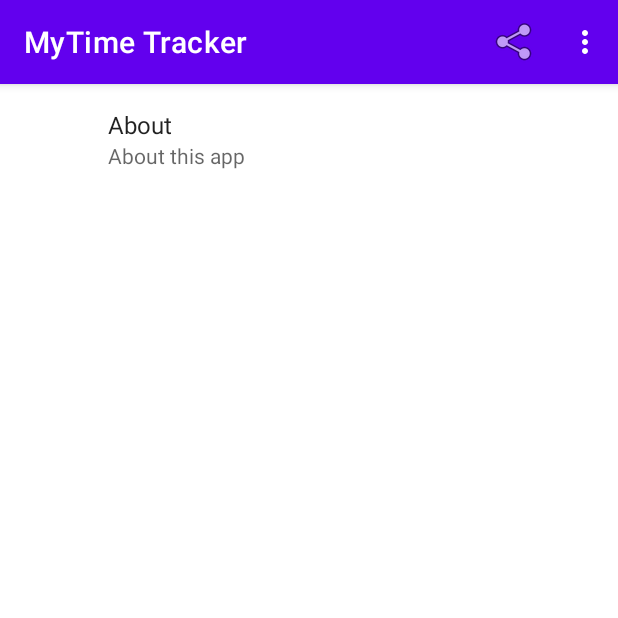
After one commit to charlee/mytimetracker, an Android app: the SettingsFragment screen opened through its navigation route, on a phone screen of 412 x 824 dp, the top half of it. The commit adds this screen. Run offline under Robolectric (Android 15) with nearby library versions, the phone set to English and light mode, and no system bars; our stand-ins replace Dagger/Hilt's generated code, Room's generated code, androidx.preference, data binding; libraries missing offline, so code that uses them is left out: androidx.hilt.lifecycle.

Commit message:
added settings screen

```diff
--- a/app/build.gradle
+++ b/app/build.gradle
@@ -50,6 +50,7 @@ dependencies {
     implementation 'androidx.constraintlayout:constraintlayout:1.1.3'
     implementation 'androidx.navigation:navigation-fragment-ktx:2.2.2'
     implementation 'androidx.navigation:navigation-ui-ktx:2.2.2'
+    implementation 'androidx.preference:preference-ktx:1.1.1'
     implementation "androidx.room:room-runtime:2.2.6"
     implementation "androidx.room:room-ktx:2.2.6"
     implementation 'com.google.guava:guava:28.0-android'
--- a/app/src/main/java/com/intelliavant/mytimetracker/MainActivity.kt
+++ b/app/src/main/java/com/intelliavant/mytimetracker/MainActivity.kt
@@ -105,7 +105,10 @@ class MainActivity : AppCompatActivity() {
         // automatically handle clicks on the Home/Up button, so long
         // as you specify a parent activity in AndroidManifest.xml.
         return when (item.itemId) {
-            R.id.action_settings -> true
+            R.id.action_settings -> {
+                findNavController(R.id.nav_host_fragment).navigate(R.id.action_workListFragment_to_settingsFragment)
+                return true
+            }
             R.id.action_share -> onShare()
             else -> super.onOptionsItemSelected(item)
         }
--- /dev/null
+++ b/app/src/main/java/com/intelliavant/mytimetracker/SettingsFragment.kt
@@ -0,0 +1,11 @@
+package com.intelliavant.mytimetracker
+
+import android.os.Bundle
+import androidx.preference.PreferenceFragmentCompat
+
+class SettingsFragment: PreferenceFragmentCompat() {
+
+    override fun onCreatePreferences(savedInstanceState: Bundle?, rootKey: String?) {
+        setPreferencesFromResource(R.xml.settings, rootKey)
+    }
+}
--- a/app/src/main/java/com/intelliavant/mytimetracker/StopwatchFragment.kt
+++ b/app/src/main/java/com/intelliavant/mytimetracker/StopwatchFragment.kt
@@ -65,7 +65,7 @@ class StopwatchFragment : Fragment() {
                     dialog.dismiss()
                     sm.stop()
 
-                    findNavController().navigate(R.id.action_stopwatchFragment_to_workListFragment)
+                    findNavController().popBackStack()
                 }
                 .setNegativeButton(android.R.string.cancel) { dialog, _ -> dialog.dismiss() }
                 .setIcon(android.R.drawable.ic_dialog_alert)
--- a/app/src/main/res/navigation/nav_graph.xml
+++ b/app/src/main/res/navigation/nav_graph.xml
@@ -13,6 +13,9 @@
         <action
             android:id="@+id/action_workListFragment_to_stopwatchFragment"
             app:destination="@id/stopwatchFragment" />
+        <action
+            android:id="@+id/action_workListFragment_to_settingsFragment"
+            app:destination="@id/settingsFragment"/>
     </fragment>
     <fragment
         android:id="@+id/stopwatchFragment"
@@ -26,4 +29,12 @@
             android:name="workId"
             app:argType="long" />
     </fragment>
+
+    <fragment
+        android:id="@+id/settingsFragment"
+        android:name="com.intelliavant.mytimetracker.SettingsFragment"
+        android:label="fragment_settings"
+        >
+
+    </fragment>
 </navigation>
--- /dev/null
+++ b/app/src/main/res/xml/settings.xml
@@ -0,0 +1,12 @@
+<?xml version="1.0" encoding="utf-8"?>
+<androidx.preference.PreferenceScreen xmlns:android="http://schemas.android.com/apk/res/android"
+    xmlns:app="http://schemas.android.com/apk/res-auto">
+
+    <Preference
+        app:key="about"
+        app:summary="About this app"
+        app:title="About">
+
+    </Preference>
+
+</androidx.preference.PreferenceScreen>
```
